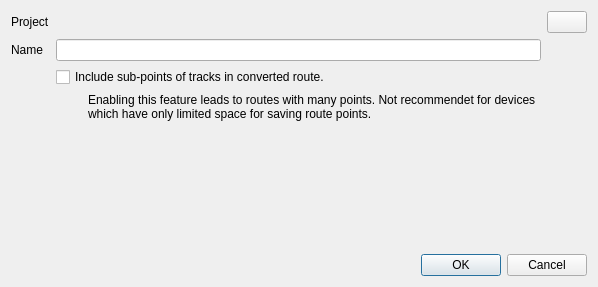
Above: src/qmapshack/gis/trk/ITrkToRteDialog.ui from Maproom/qmapshack before the change. Below: the same form after it.
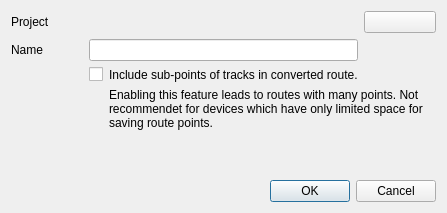
That is the form after the change. Icons and pictures are not drawn.

Diff of the .ui file:
```diff
--- a/src/qmapshack/gis/trk/ITrkToRteDialog.ui
+++ b/src/qmapshack/gis/trk/ITrkToRteDialog.ui
@@ -6,14 +6,14 @@
    <rect>
     <x>0</x>
     <y>0</y>
-    <width>598</width>
-    <height>287</height>
+    <width>447</width>
+    <height>213</height>
    </rect>
   </property>
   <property name="windowTitle">
    <string>Convert to Route</string>
   </property>
-  <layout class="QVBoxLayout" name="verticalLayout" stretch="0,0,0">
+  <layout class="QVBoxLayout" name="verticalLayout">
    <item>
     <layout class="QGridLayout" name="gridLayout">
      <item row="0" column="0">
@@ -23,21 +23,58 @@
        </property>
       </widget>
      </item>
-     <item row="0" column="1">
+     <item row="0" column="1" colspan="2">
       <widget class="QLabel" name="labelProjectName">
        <property name="text">
         <string/>
        </property>
       </widget>
      </item>
-     <item row="2" column="0">
+     <item row="0" column="3">
+      <widget class="QPushButton" name="pushButtonProject">
+       <property name="toolTip">
+        <string>Change Project</string>
+       </property>
+       <property name="text">
+        <string/>
+       </property>
+       <property name="icon">
+        <iconset resource="../../resources.qrc">
+         <normaloff>:/icons/32x32/GpxProject.png</normaloff>:/icons/32x32/GpxProject.png</iconset>
+       </property>
+      </widget>
+     </item>
+     <item row="1" column="0">
       <widget class="QLabel" name="labeName">
        <property name="text">
         <string>Name</string>
        </property>
       </widget>
      </item>
-     <item row="4" column="1">
+     <item row="1" column="1" colspan="2">
+      <widget class="QLineEdit" name="lineEditRouteName"/>
+     </item>
+     <item row="2" column="1">
+      <widget class="QCheckBox" name="checkBoxSubPoints">
+       <property name="sizePolicy">
+        <sizepolicy hsizetype="Maximum" vsizetype="Minimum">
+         <horstretch>0</horstretch>
+         <verstretch>0</verstretch>
+        </sizepolicy>
+       </property>
+       <property name="text">
+        <string/>
+       </property>
+      </widget>
+     </item>
+     <item row="2" column="2">
+      <widget class="QLabel" name="label">
+       <property name="text">
+        <string>Include sub-points of tracks in converted route.</string>
+       </property>
+      </widget>
+     </item>
+     <item row="3" column="2" colspan="2">
       <widget class="QLabel" name="labelComment">
        <property name="sizePolicy">
         <sizepolicy hsizetype="Preferred" vsizetype="Preferred">
@@ -54,39 +91,6 @@
        <property name="margin">
         <number>0</number>
        </property>
-       <property name="indent">
-        <number>32</number>
-       </property>
-      </widget>
-     </item>
-     <item row="3" column="1">
-      <widget class="QCheckBox" name="checkBoxSubPoints">
-       <property name="sizePolicy">
-        <sizepolicy hsizetype="Minimum" vsizetype="Minimum">
-         <horstretch>0</horstretch>
-         <verstretch>0</verstretch>
-        </sizepolicy>
-       </property>
-       <property name="text">
-        <string>Include sub-points of tracks in converted route.</string>
-       </property>
-      </widget>
-     </item>
-     <item row="2" column="1">
-      <widget class="QLineEdit" name="lineEditRouteName"/>
-     </item>
-     <item row="0" column="2">
-      <widget class="QPushButton" name="pushButtonProject">
-       <property name="toolTip">
-        <string>Change Project</string>
-       </property>
-       <property name="text">
-        <string/>
-       </property>
-       <property name="icon">
-        <iconset resource="../../resources.qrc">
-         <normaloff>:/icons/32x32/GpxProject.png</normaloff>:/icons/32x32/GpxProject.png</iconset>
-       </property>
       </widget>
      </item>
     </layout>
```
Left out of the diff: 1 changed line with no effect on the pictures.
